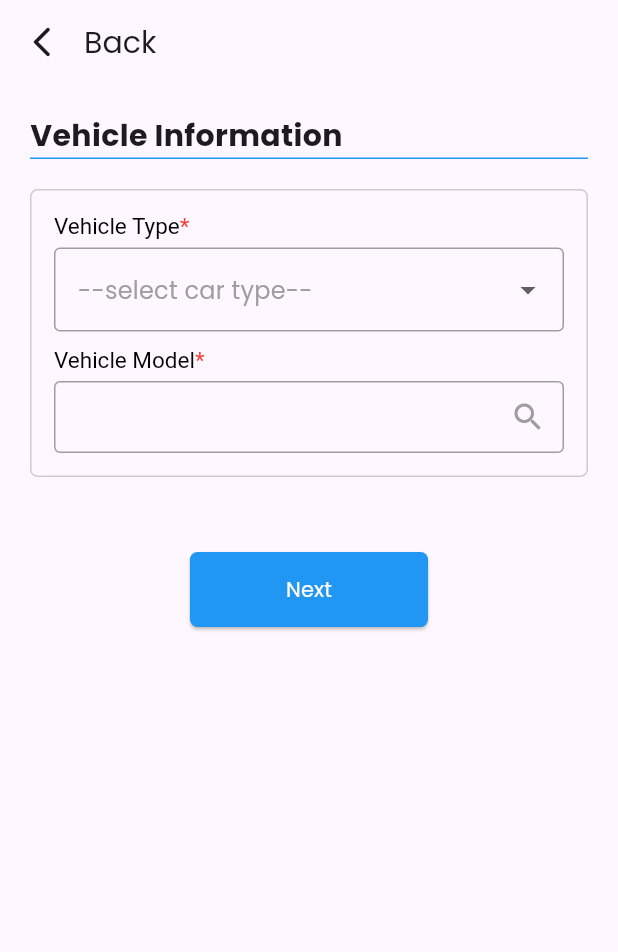
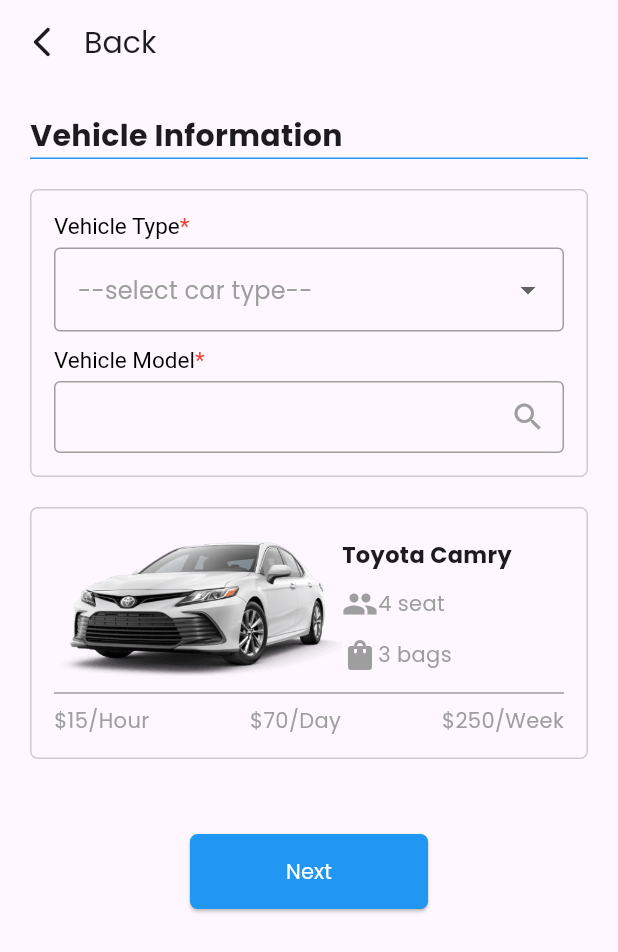
Before and after one commit to Saon00/nyntax-flutter-task, a Flutter app: the VehicleInfoPage screen opened directly, on a phone screen of 412 x 824 dp. Shown: the top 952 px of the screen. Run offline on Flutter 3.47's test engine with Material 3 defaults, Android fonts, the phone set to English and light mode, and no system bars; network calls fail.

Commit message:
vehicle image added

```diff
--- a/lib/view/pages/vehicle_info_page.dart
+++ b/lib/view/pages/vehicle_info_page.dart
@@ -188,6 +188,78 @@
                 ),
               ),
             ),
+            const SizedBox(height: 20),
+
+            // container
+            Container(
+              width: double.infinity,
+              decoration: BoxDecoration(
+                  borderRadius: BorderRadius.circular(5),
+                  border: Border.all(color: greyColor.withOpacity(.5))),
+              child: Padding(
+                padding: const EdgeInsets.all(15.0),
+                child: Column(
+                  crossAxisAlignment: CrossAxisAlignment.start,
+                  children: [
+                    Row(
+                      children: [
+                        Image.asset(
+                          "assets/images/model1.png",
+                          height: 100,
+                        ),
+                        Column(
+                          crossAxisAlignment: CrossAxisAlignment.start,
+                          children: [
+                            const Text(
+                              "Toyota Camry",
+                              style: TextStyle(
+                                  fontWeight: FontWeight.bold, fontSize: 15),
+                            ),
+                            const SizedBox(height: 10),
+                            Row(
+                              children: [
+                                Icon(
+                                  Icons.people,
+                                  color: greyColor,
+                                ),
+                                Text(
+                                  "4 seat",
+                                  style: TextStyle(color: greyColor),
+                                )
+                              ],
+                            ),
+                            const SizedBox(height: 10),
+                            Row(
+                              children: [
+                                Icon(
+                                  Icons.shopping_bag,
+                                  color: greyColor,
+                                ),
+                                Text(
+                                  "3 bags",
+                                  style: TextStyle(color: greyColor),
+                                )
+                              ],
+                            )
+                          ],
+                        )
+                      ],
+                    ),
+                    Divider(
+                      color: greyColor,
+                    ),
+                    Row(
+                      mainAxisAlignment: MainAxisAlignment.spaceBetween,
+                      children: [
+                        Text("\$15/Hour", style: TextStyle(color: greyColor)),
+                        Text("\$70/Day", style: TextStyle(color: greyColor)),
+                        Text("\$250/Week", style: TextStyle(color: greyColor)),
+                      ],
+                    )
+                  ],
+                ),
+              ),
+            ),
 
             const SizedBox(height: 50),
 
--- a/pubspec.yaml
+++ b/pubspec.yaml
@@ -19,6 +19,8 @@
   flutter_lints: ^3.0.0
 
 flutter:
+  assets:
+      - assets/images/
   uses-material-design: true
   fonts:
     - family: Poppins
```
Also changed, not shown: assets/images/model1.png (added).
